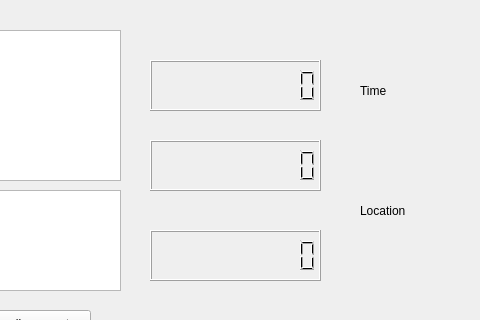
Qt form mainwindow.ui (sensarliar/gps_test) before a commit; both pictures show x 160 to 640 and y 0 to 320 of the 640 by 480 pixel window.
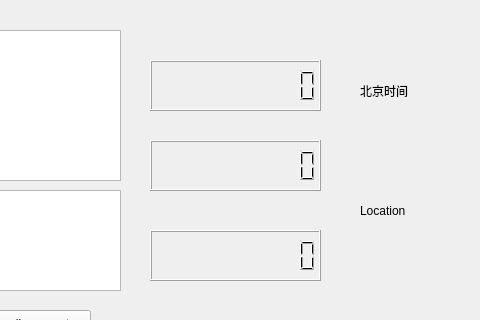
The same form after that commit. Icons and pictures are not drawn.

Commit message: add chinese character to windows

The edit to the form file:
```diff
--- a/mainwindow.ui
+++ b/mainwindow.ui
@@ -34,7 +34,7 @@
      </rect>
     </property>
     <property name="text">
-     <string>Time</string>
+     <string>北京时间</string>
     </property>
    </widget>
    <widget class="QLabel" name="m_label_N">
```
Left out of the diff: 6 changed lines with no effect on the pictures. The commit also changes 2 other files.
